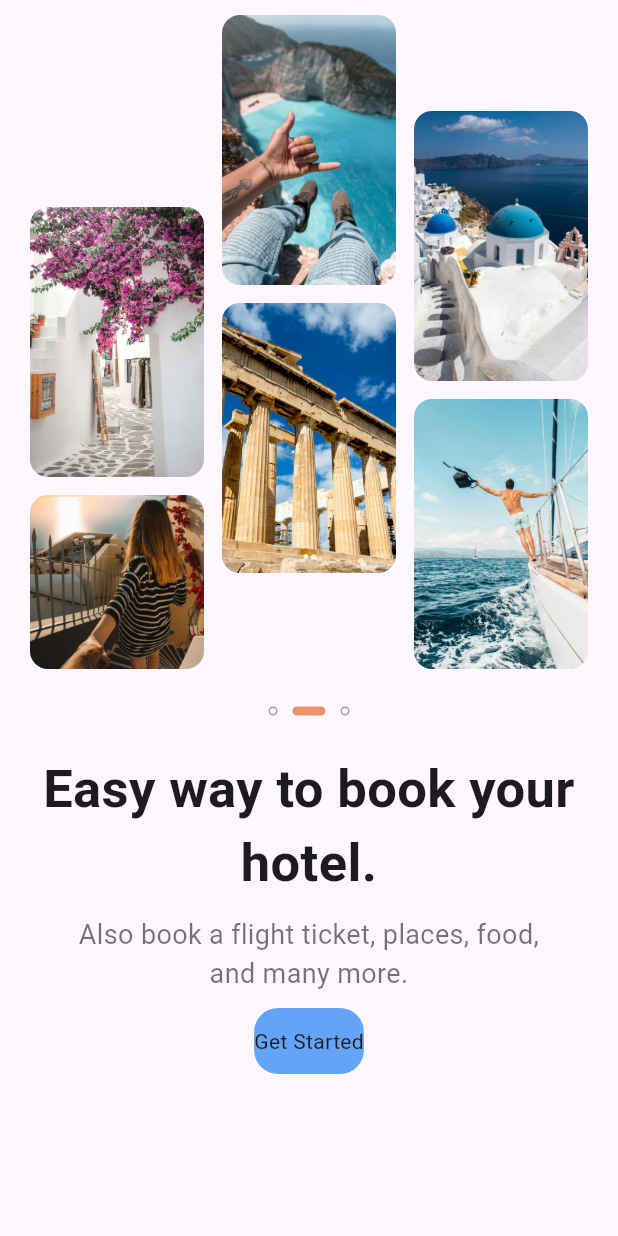
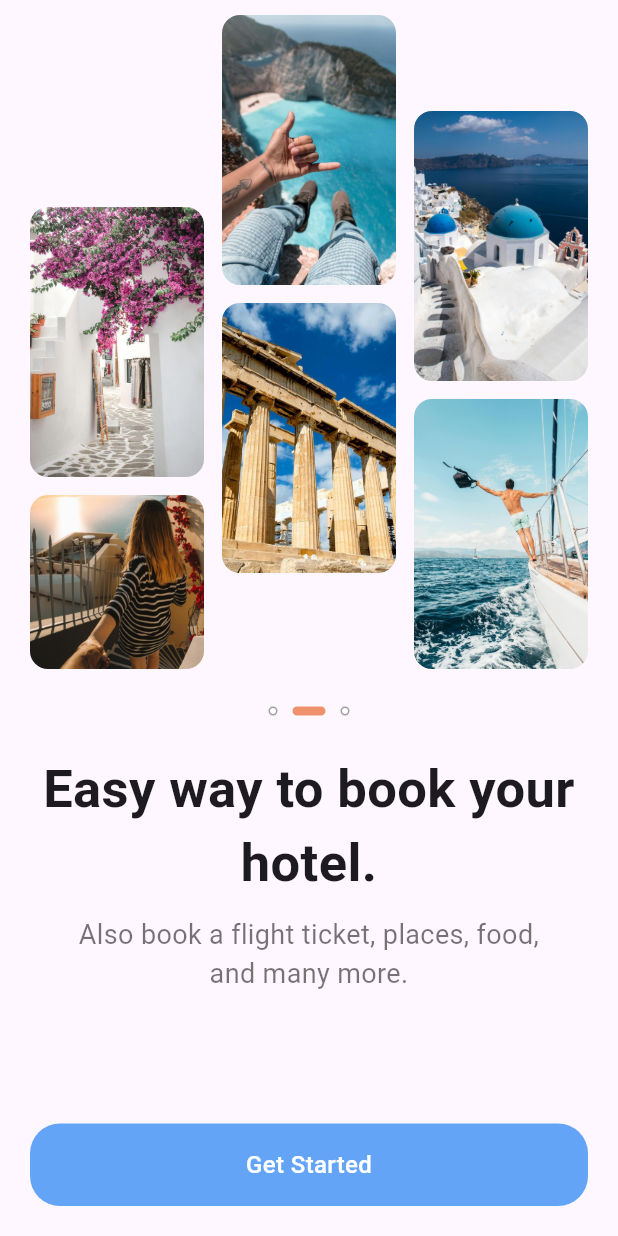
Before and after one commit to AlexEduV/flutter_travel_v2_app, a Flutter app: the screen it shows after launch, on a phone screen of 412 x 824 dp. Run offline on Flutter 3.47's test engine with Material 3 defaults, Android fonts, the phone set to English and light mode, and no system bars; our stand-ins replace gap.

Commit message:
added a 'get started' button;

```diff
--- a/lib/pages/home_page.dart
+++ b/lib/pages/home_page.dart
@@ -96,15 +96,29 @@ class _MyHomePageState extends State<MyHomePage> {
 
               const Gap(10.0),
 
+              const Spacer(),
+
               //'Get started' button
               Container(
-                padding: const EdgeInsets.symmetric(vertical: 12.0),
+                padding: const EdgeInsets.symmetric(vertical: 16.0),
+                margin: const EdgeInsets.symmetric(horizontal: 20.0),
                 decoration: BoxDecoration(
-                  borderRadius: BorderRadius.circular(16.0),
+                  borderRadius: BorderRadius.circular(20.0),
                   color: ProjectColors.mainColor,
                 ),
-                child: Text('Get Started'),
-              )
+                child: const Center(
+                  child: Text(
+                    'Get Started',
+                    style: TextStyle(
+                      color: Colors.white,
+                      fontWeight: FontWeight.w500,
+                      fontSize: 16,
+                    ),
+                  ),
+                ),
+              ),
+
+              const Gap(20.0),
             ],
           ),
         )
```
